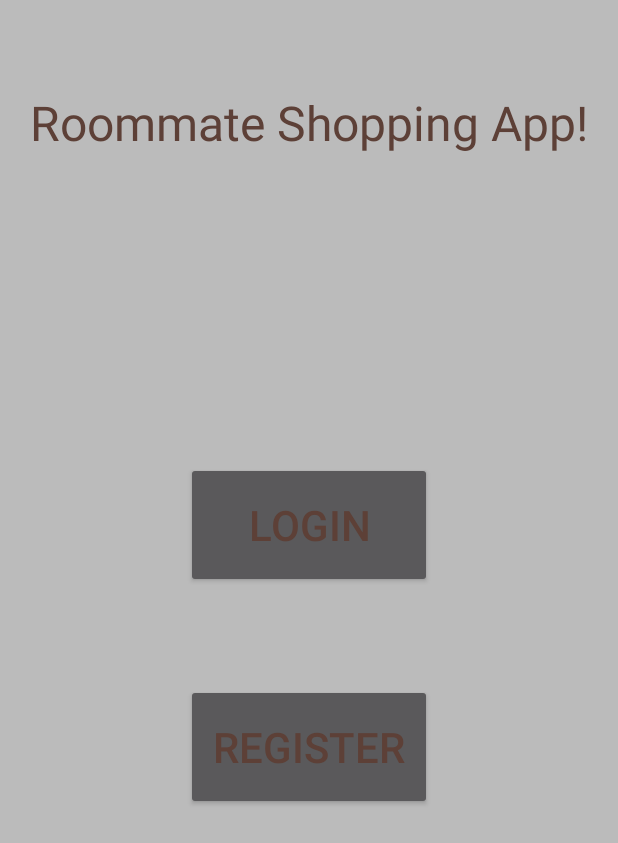
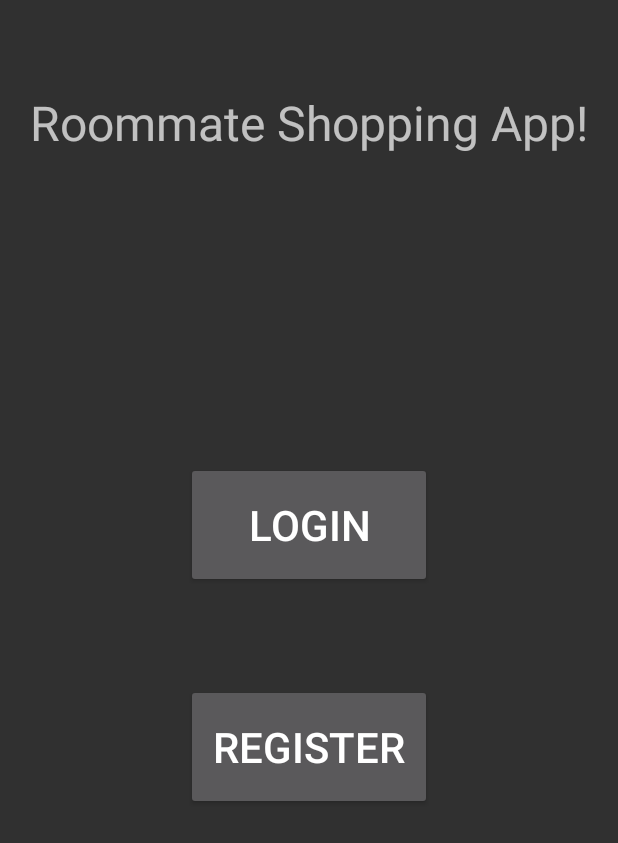
Before and after one commit to joshbodunrin/RoomateShopping, an Android app: the screen it shows after launch (MainActivity), on a phone screen of 412 x 824 dp. Shown: the top 843 px of the screen. Run offline under Robolectric (Android 15) with nearby library versions, the phone set to English and light mode, and no system bars; our stand-ins replace Firebase (no records; nobody signed in at launch, a user with empty details on screens opened directly); libraries missing offline, so code that uses them is left out: com.firebase.ui; 1 statement that could not run was skipped.

Commit message:
reverted styles

```diff
--- a/app/src/main/AndroidManifest.xml
+++ b/app/src/main/AndroidManifest.xml
@@ -12,11 +12,12 @@
         android:label="@string/app_name"
         android:roundIcon="@mipmap/ic_launcher_round"
         android:supportsRtl="true"
-        android:theme="@style/Brand.Green"
+        android:theme="@style/brand"
         tools:targetApi="31">
         <activity
             android:name=".PriceActivity"
-            android:exported="false" />
+            android:exported="false"
+            android:parentActivityName=".ShoppingActivity" />
         <activity
             android:name=".PurchasedItems"
             android:exported="false"
--- a/app/src/main/res/values/themes.xml
+++ b/app/src/main/res/values/themes.xml
@@ -1,40 +1,6 @@
 <?xml version="1.0" encoding="utf-8"?>
 <resources>
 
-    <style name="Brand" parent="Theme.AppCompat.NoActionBar"/>
-
-    <style name="Toolbar" parent="Theme.AppCompat"/>
-
-
-    <style name="Brand.Green" parent="Brand">
-        <!-- android:windowBackground colors the root background area of the app -->
-        <item name="android:itemTextAppearance">@style/myCustomMenuTextAppearance</item>
-        <item name="android:windowBackground">@color/theme_green_window_background</item>
-        <!-- colorPrimaryDark colors the status bar -->
-        <item name="colorPrimaryDark">@color/theme_green_primary_dark</item>
-        <!-- colorPrimary colors the action bar and toolbar -->
-        <item name="colorPrimary">@color/theme_green_primary</item>
-        <!-- colorAccent colors the floating action button and accents of controls -->
-        <item name="colorAccent">@color/theme_green_accent</item>
-        <!-- colorControlHighlight controls the material ripple color -->
-        <item name="colorControlHighlight">@color/theme_green_control_highlight</item>
-        <!-- android:textColor controls the color of text in the app -->
-        <item name="android:textColor">@color/theme_green_text_color</item>
-        <!-- android:textColorHint controls the color of hint in the EditText -->
-        <item name="android:textColorHint">@color/theme_green_primary_dark</item>
-        <!-- android:navigationBarColor controls the color of the navigation bar -->
-        <item name="android:navigationBarColor">@color/theme_green_primary_dark</item>
-    </style>
-
-    <style name="Toolbar.Green" parent="Toolbar">
-        <!-- toolbar overflow background color controled with colorBackground -->
-        <item name="android:colorBackground">@color/theme_green_accent</item>
-        <!-- toolbar title color controlled with textColorPrimary-->
-        <item name="android:textColorPrimary">@color/theme_green_text_color</item>
-        <!-- toolbar overflow icon color controlled with textColorSecondary -->
-        <item name="android:textColorSecondary">@color/theme_green_text_color</item>
-        <!-- toolbar overflow text color controlled with textColor -->
-        <item name="android:textColor">@color/theme_green_toolbar_overflow_text_color</item>
-    </style>
+    <style name="brand" parent="Theme.AppCompat.NoActionBar"/>
 
 </resources>
```
Also changed, not shown: app/src/main/res/values/colors.xml (+19 -1 lines).
